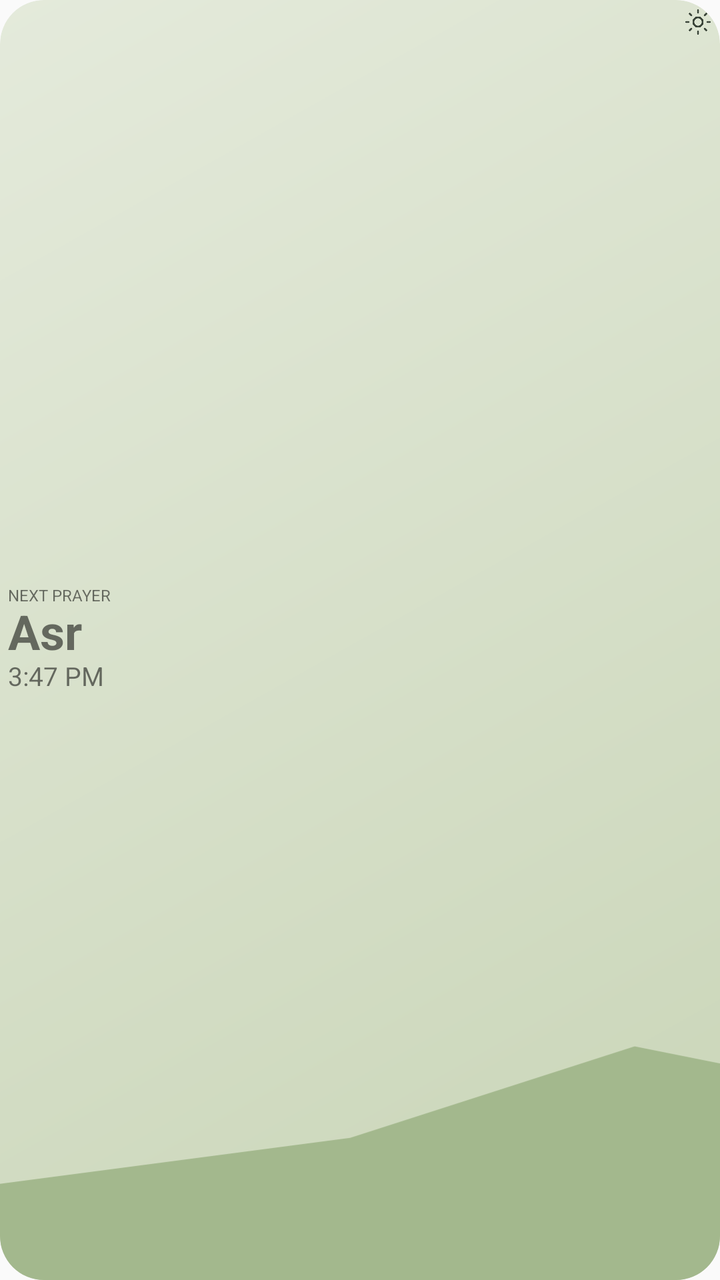
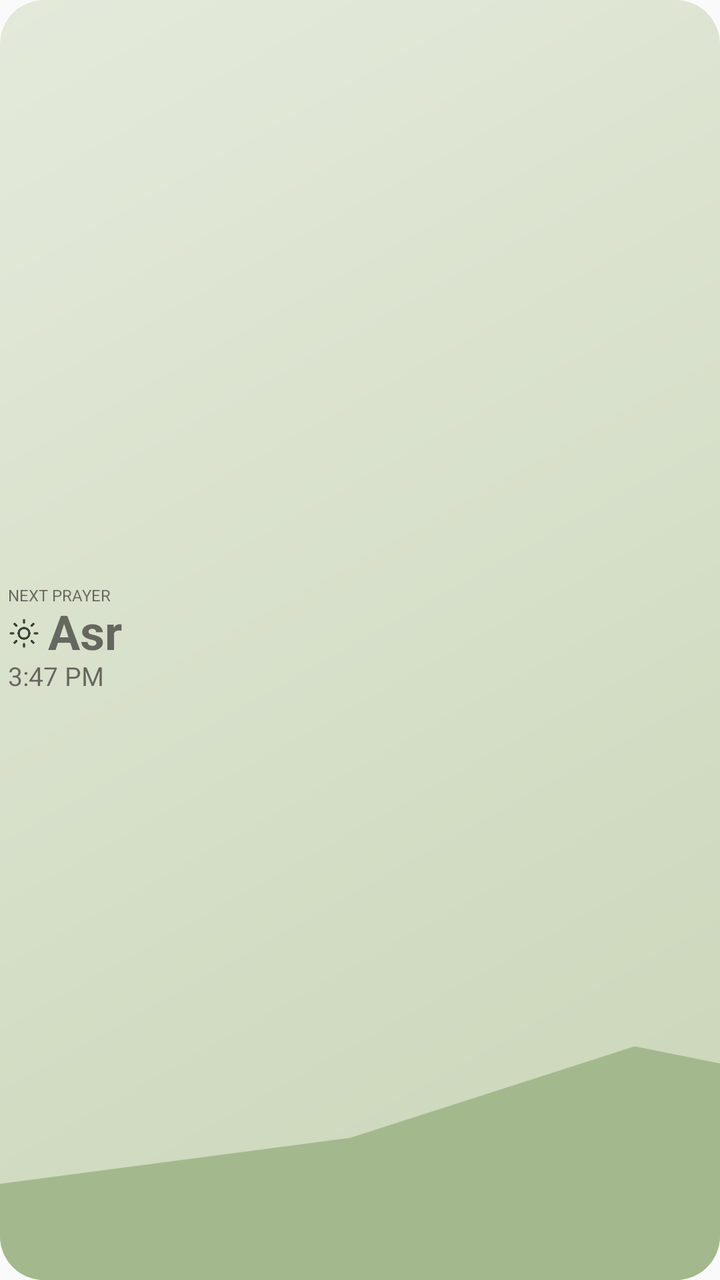

The first picture is an Android layout as it rendered before a commit; the second is the same layout after the commit. The layout source and the unified diff follow.
<!-- AndroidManifest.xml: application theme AppTheme -->
<!-- res/layout/prayer_widget.xml -->
<?xml version="1.0" encoding="utf-8"?>
<FrameLayout xmlns:android="http://schemas.android.com/apk/res/android" android:layout_width="match_parent" android:layout_height="match_parent">
 <FrameLayout android:id="@+id/widget_root" android:layout_width="match_parent" android:layout_height="match_parent" android:background="@drawable/widget_asr" android:clipToOutline="true">
  <ImageView android:id="@+id/widget_scene" android:layout_width="match_parent" android:layout_height="match_parent" android:src="@drawable/widget_scene_day" android:scaleType="centerCrop" android:importantForAccessibility="no" />
  <ImageView android:id="@+id/widget_icon" android:layout_width="14dp" android:layout_height="14dp" android:layout_gravity="top|end" android:layout_marginTop="4dp" android:layout_marginEnd="4dp" android:src="@drawable/widget_icon_sun" android:importantForAccessibility="no" />
  <LinearLayout android:layout_width="match_parent" android:layout_height="match_parent" android:orientation="vertical" android:gravity="start|center_vertical" android:padding="4dp">
   <TextView android:id="@+id/widget_label" android:layout_width="match_parent" android:layout_height="wrap_content" android:fontFamily="sans-serif" android:text="NEXT PRAYER" android:gravity="start|center_vertical" android:textSize="8sp" android:includeFontPadding="false" android:maxLines="1" />
   <TextView android:id="@+id/widget_prayer" android:layout_width="match_parent" android:layout_height="wrap_content" android:layout_marginTop="0dp" android:text="Asr" android:textStyle="bold" android:gravity="start|center_vertical" android:textSize="24sp" android:fontFamily="sans-serif" android:maxLines="1" android:autoSizeTextType="uniform" android:autoSizeMinTextSize="12sp" android:autoSizeMaxTextSize="24sp" android:autoSizeStepGranularity="1sp" android:includeFontPadding="false" />
   <TextView android:id="@+id/widget_time" android:layout_width="match_parent" android:layout_height="wrap_content" android:fontFamily="sans-serif" android:text="3:47 PM" android:gravity="start|center_vertical" android:textSize="13sp" android:maxLines="1" android:includeFontPadding="false" />
   <Chronometer android:id="@+id/widget_countdown" android:layout_width="match_parent" android:layout_height="wrap_content" android:layout_marginTop="0dp" android:textSize="8sp" android:format="In %s" android:visibility="gone" android:maxLines="1" android:includeFontPadding="false" />
   <TextView android:id="@+id/widget_location" android:layout_width="wrap_content" android:layout_height="wrap_content" android:visibility="gone" />
   <TextView android:id="@+id/widget_reflection" android:layout_width="wrap_content" android:layout_height="wrap_content" android:visibility="gone" />
  </LinearLayout>
 </FrameLayout>
</FrameLayout>
<!-- resources referenced by this layout -->
<resources>
  <!-- drawable widget_asr (drawable) -->
  <?xml version="1.0" encoding="utf-8"?>
  <shape xmlns:android="http://schemas.android.com/apk/res/android"><corners android:radius="22dp"/><gradient android:startColor="#E4EADB" android:endColor="#C9D5B7" android:angle="315"/></shape>
  <!-- drawable widget_icon_sun (drawable) -->
  <vector xmlns:android="http://schemas.android.com/apk/res/android" android:width="18dp" android:height="18dp" android:viewportWidth="24" android:viewportHeight="24"><path android:fillColor="#00000000" android:strokeColor="#394338" android:strokeWidth="1.6" android:strokeLineCap="round" android:strokeLineJoin="round" android:pathData="M12,8a4,4 0,1 0,0 8a4,4 0,1 0,0 -8 M12,2v2 M12,20v2 M2,12h2 M20,12h2 M4.93,4.93l1.42,1.42 M17.65,17.65l1.42,1.42 M4.93,19.07l1.42,-1.42 M17.65,6.35l1.42,-1.42" /></vector>
  <!-- drawable widget_scene_day (drawable) -->
  <vector xmlns:android="http://schemas.android.com/apk/res/android" android:width="180dp" android:height="126dp" android:viewportWidth="180" android:viewportHeight="126">
   <path android:fillColor="#FFF2BE" android:pathData="M150,46a16,16 0,1 0,0 32a16,16 0,1 0,0 -32" />
   <path android:fillColor="#A3B88D" android:pathData="M0,114L28,113L51,117L89,112L117,103L142,108L180,97L180,126L0,126Z" />
  </vector>
  <style name="AppTheme" parent="Theme.AppCompat.Light.DarkActionBar">
          
          <item name="colorPrimary">@color/colorPrimary</item>
          <item name="colorPrimaryDark">@color/colorPrimaryDark</item>
          <item name="colorAccent">@color/colorAccent</item>
      </style>
</resources>

<!-- the commit's change to res/layout/prayer_widget.xml (unified diff, before → after) -->
@@ -2,10 +2,12 @@
 <FrameLayout xmlns:android="http://schemas.android.com/apk/res/android" android:layout_width="match_parent" android:layout_height="match_parent">
  <FrameLayout android:id="@+id/widget_root" android:layout_width="match_parent" android:layout_height="match_parent" android:background="@drawable/widget_asr" android:clipToOutline="true">
   <ImageView android:id="@+id/widget_scene" android:layout_width="match_parent" android:layout_height="match_parent" android:src="@drawable/widget_scene_day" android:scaleType="centerCrop" android:importantForAccessibility="no" />
-  <ImageView android:id="@+id/widget_icon" android:layout_width="14dp" android:layout_height="14dp" android:layout_gravity="top|end" android:layout_marginTop="4dp" android:layout_marginEnd="4dp" android:src="@drawable/widget_icon_sun" android:importantForAccessibility="no" />
   <LinearLayout android:layout_width="match_parent" android:layout_height="match_parent" android:orientation="vertical" android:gravity="start|center_vertical" android:padding="4dp">
    <TextView android:id="@+id/widget_label" android:layout_width="match_parent" android:layout_height="wrap_content" android:fontFamily="sans-serif" android:text="NEXT PRAYER" android:gravity="start|center_vertical" android:textSize="8sp" android:includeFontPadding="false" android:maxLines="1" />
-   <TextView android:id="@+id/widget_prayer" android:layout_width="match_parent" android:layout_height="wrap_content" android:layout_marginTop="0dp" android:text="Asr" android:textStyle="bold" android:gravity="start|center_vertical" android:textSize="24sp" android:fontFamily="sans-serif" android:maxLines="1" android:autoSizeTextType="uniform" android:autoSizeMinTextSize="12sp" android:autoSizeMaxTextSize="24sp" android:autoSizeStepGranularity="1sp" android:includeFontPadding="false" />
+   <LinearLayout android:layout_width="match_parent" android:layout_height="wrap_content" android:orientation="horizontal" android:gravity="center_vertical">
+    <ImageView android:id="@+id/widget_icon" android:layout_width="16dp" android:layout_height="16dp" android:layout_marginEnd="4dp" android:src="@drawable/widget_icon_sun" android:importantForAccessibility="no" />
+    <TextView android:id="@+id/widget_prayer" android:layout_width="0dp" android:layout_weight="1" android:layout_height="wrap_content" android:layout_marginTop="0dp" android:text="Asr" android:textStyle="bold" android:gravity="start|center_vertical" android:textSize="24sp" android:fontFamily="sans-serif" android:maxLines="1" android:autoSizeTextType="uniform" android:autoSizeMinTextSize="12sp" android:autoSizeMaxTextSize="24sp" android:autoSizeStepGranularity="1sp" android:includeFontPadding="false" />
+   </LinearLayout>
    <TextView android:id="@+id/widget_time" android:layout_width="match_parent" android:layout_height="wrap_content" android:fontFamily="sans-serif" android:text="3:47 PM" android:gravity="start|center_vertical" android:textSize="13sp" android:maxLines="1" android:includeFontPadding="false" />
    <Chronometer android:id="@+id/widget_countdown" android:layout_width="match_parent" android:layout_height="wrap_content" android:layout_marginTop="0dp" android:textSize="8sp" android:format="In %s" android:visibility="gone" android:maxLines="1" android:includeFontPadding="false" />
    <TextView android:id="@+id/widget_location" android:layout_width="wrap_content" android:layout_height="wrap_content" android:visibility="gone" />
